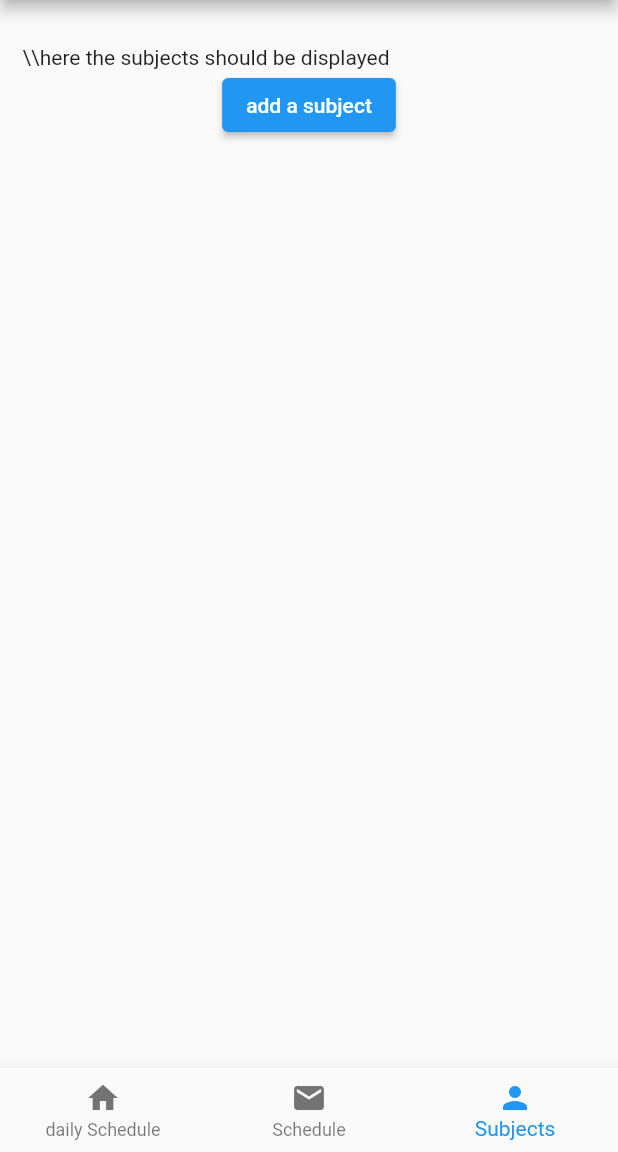
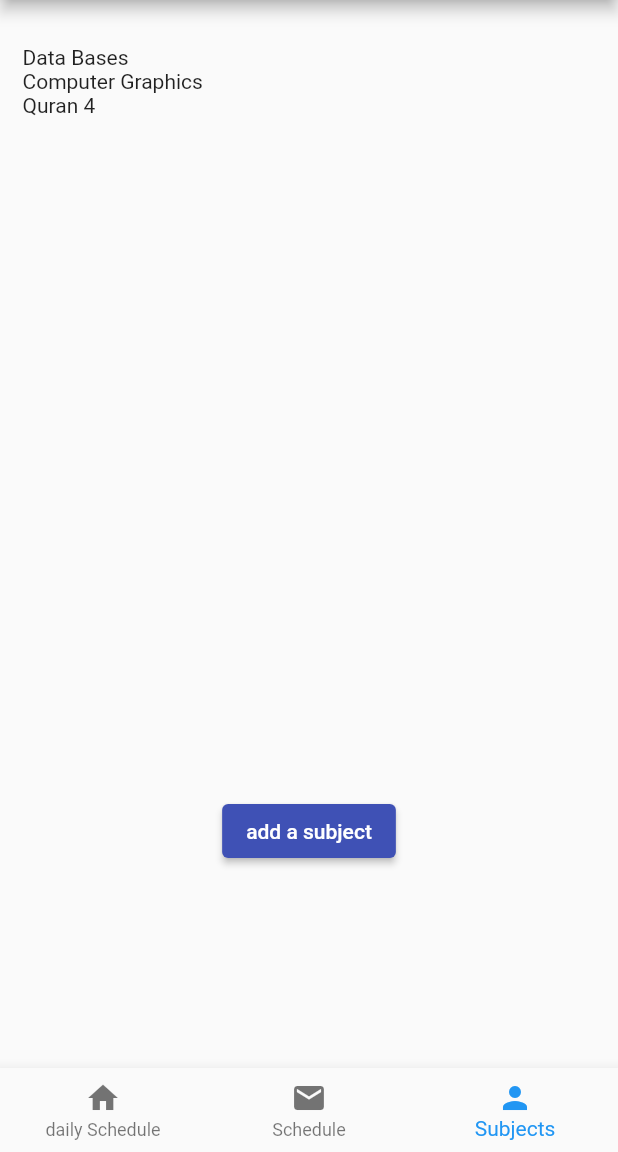
Before and after one commit to saleem-15/University-V1.0, a Flutter app: the screen it shows after launch, item 3 of the bottom bar chosen, on a phone screen of 412 x 824 dp, the part 84-1236 px from its top. Run offline on Flutter 3.47's test engine with Material 2 defaults, Android fonts, the phone set to English and light mode, and no system bars.

Commit message:
subjects screen demo is done

```diff
--- a/lib/main.dart
+++ b/lib/main.dart
@@ -1,42 +1,50 @@
 // ignore_for_file: prefer_const_constructors, prefer_const_literals_to_create_immutables, must_be_immutable
 
 import 'package:flutter/material.dart';
-import './screens/subjects.dart';
+import 'screens/subjects.dart';
+import 'screens/schedule.dart';
+import 'themes/themes.dart';
 
 void main() {
-  runApp(const MyApp());
+  runApp(MyApp());
 }
 
 class MyApp extends StatelessWidget {
-  const MyApp({Key? key}) : super(key: key);
-
   @override
   Widget build(BuildContext context) {
     return MaterialApp(
       title: 'University',
+      theme: Themes.darkTheme,
       home: HomePage(),
     );
   }
 }
 
+/////////////////////////////////////////// here the code for the actual UI \\\\\\\\\\\\\\\\\\\\\\\\\\\\\\\\\\\\\\\\\\\\\\\\\\\\
 class HomePage extends StatefulWidget {
-  HomePage({Key? key}) : super(key: key);
+  var x = true;
 
   @override
   _HomePageState createState() => _HomePageState();
 }
 
 class _HomePageState extends State<HomePage> {
+  static const isLightTheme = true;
   int _currentIndex = 0;
   final List _children = [
     Container(
       color: Colors.white,
     ),
-    Container(
-      color: Colors.red,
+    Schedule(),
+    SubjectsScreen(
+      theme: isLightTheme ? Themes.lightTheme : Themes.darkTheme,
     ),
-    SubjectsScreen(),
   ];
+
+  @override
+  void initState() {
+    super.initState();
+  }
 
   @override
   Widget build(BuildContext context) {
--- a/lib/screens/subjects.dart
+++ b/lib/screens/subjects.dart
@@ -1,13 +1,17 @@
 import 'package:flutter/material.dart';
 
 class SubjectsScreen extends StatefulWidget {
-  const SubjectsScreen({Key? key}) : super(key: key);
+  final ThemeData theme;
+  var subjectsList = ["Data Bases", "Computer Graphics", "Quran 4"];
+
+  SubjectsScreen({required this.theme});
 
   @override
   _SubjectsScreenState createState() => _SubjectsScreenState();
 }
 
 class _SubjectsScreenState extends State<SubjectsScreen> {
+  var newSubjectName = TextEditingController();
   @override
   Widget build(BuildContext context) {
     return Padding(
@@ -16,16 +20,28 @@ class _SubjectsScreenState extends State<SubjectsScreen> {
         crossAxisAlignment: CrossAxisAlignment.center,
         children: [
           Container(
-            width: double.infinity,
-            child: const Text('\\\\here the subjects should be displayed '),
-          ), //subjects are displayed if there is any
+            height: 500,
+            child: ListView(
+              children: widget.subjectsList.map((e) => Text(e)).toList(),
+            ),
+          ),
           ElevatedButton(
             onPressed: () => modalBottomSheet(context),
             child: const Text('add a subject'),
+            style: ButtonStyle(
+              backgroundColor:
+                  MaterialStateProperty.all(widget.theme.primaryColor),
+            ),
           ),
         ],
       ),
     );
+  }
+
+  void addNewSubject(String subjectName) {
+    setState(() {
+      widget.subjectsList.add(subjectName);
+    });
   }
 
   void modalBottomSheet(BuildContext ctx) {
@@ -39,20 +55,29 @@ class _SubjectsScreenState extends State<SubjectsScreen> {
               child: Column(
                 children: [
                   TextField(
+                    controller: newSubjectName,
                     decoration: InputDecoration(
                       hintText: 'Subject name',
                       contentPadding: const EdgeInsets.all(15),
                       border: OutlineInputBorder(
+                          borderSide:
+                              BorderSide(color: widget.theme.primaryColor),
                           borderRadius: BorderRadius.circular(10)),
                     ),
                   ),
                   const Padding(padding: EdgeInsets.symmetric(vertical: 15)),
                   ElevatedButton(
-                    onPressed: () {},
-                    child: const Text('Add the subject',
-                        style: TextStyle(
-                          fontSize: 20,
-                        )),
+                    onPressed: () => addNewSubject(newSubjectName.text),
+                    child: const Text(
+                      'Add the subject',
+                      style: TextStyle(
+                        fontSize: 20,
+                      ),
+                    ),
+                    style: ButtonStyle(
+                      backgroundColor:
+                          MaterialStateProperty.all(widget.theme.primaryColor),
+                    ),
                   ),
                 ],
               ),
--- /dev/null
+++ b/lib/themes/themes.dart
@@ -0,0 +1,8 @@
+import 'package:flutter/material.dart';
+
+class Themes {
+  static final lightTheme = ThemeData(primarySwatch: Colors.indigo);
+  static final darkTheme = ThemeData(
+    primaryColor: const Color.fromARGB(255, 39, 37, 37),
+  );
+}
```
Also changed, not shown: lib/components/drawer.dart (added, +19 -0 lines), lib/screens/schedule.dart (added, +10 -0 lines).
